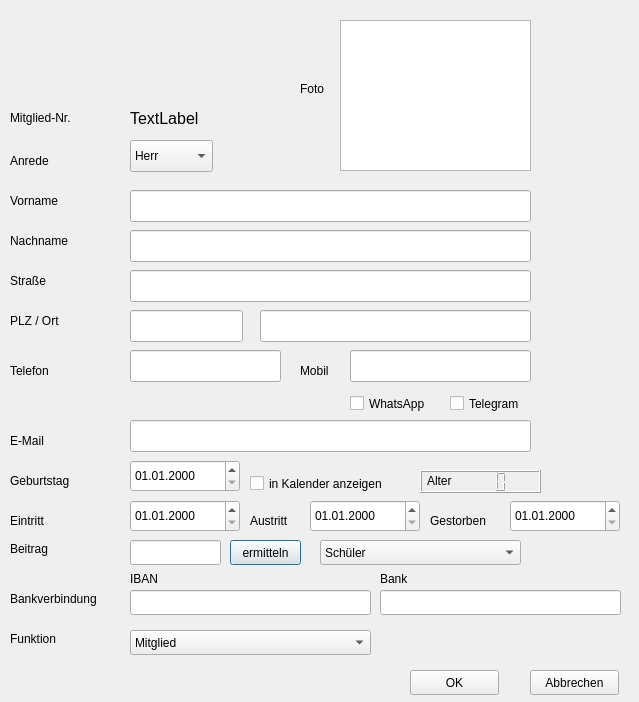
Stedi65/Modellflugvereinsverwaltung, file mfvv/Mitglied.ui: the form before one commit.
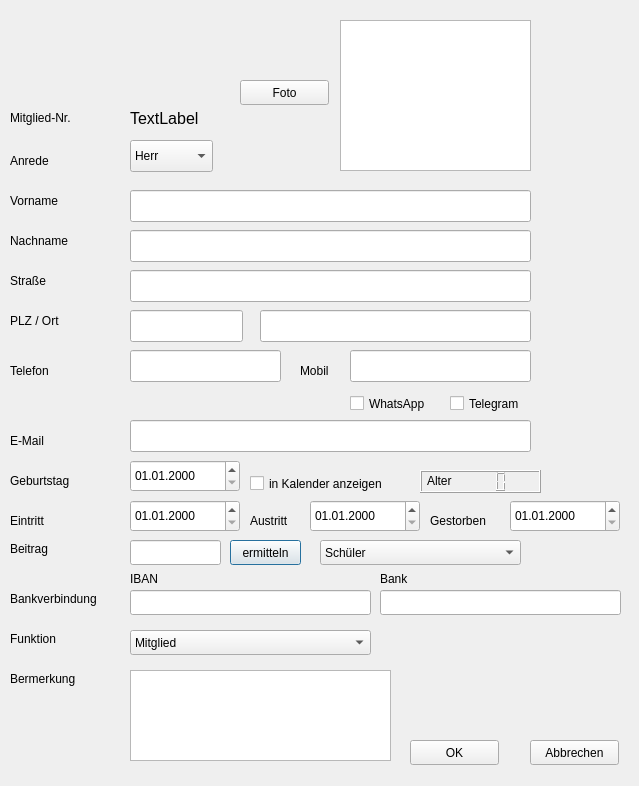
The form after the commit.

```diff
--- a/mfvv/Mitglied.ui
+++ b/mfvv/Mitglied.ui
@@ -7,7 +7,7 @@
     <x>0</x>
     <y>0</y>
     <width>639</width>
-    <height>702</height>
+    <height>786</height>
    </rect>
   </property>
   <property name="windowTitle">
@@ -644,7 +644,7 @@
    <property name="geometry">
     <rect>
      <x>410</x>
-     <y>670</y>
+     <y>740</y>
      <width>89</width>
      <height>25</height>
     </rect>
@@ -657,7 +657,7 @@
    <property name="geometry">
     <rect>
      <x>530</x>
-     <y>670</y>
+     <y>740</y>
      <width>89</width>
      <height>25</height>
     </rect>
@@ -676,19 +676,42 @@
     </rect>
    </property>
   </widget>
-  <widget class="QLabel" name="label_19">
+  <widget class="QPushButton" name="pb_Foto">
    <property name="geometry">
     <rect>
-     <x>300</x>
+     <x>240</x>
      <y>80</y>
-     <width>41</width>
-     <height>17</height>
+     <width>89</width>
+     <height>25</height>
     </rect>
    </property>
    <property name="text">
     <string>Foto</string>
    </property>
   </widget>
+  <widget class="QLabel" name="label_19">
+   <property name="geometry">
+    <rect>
+     <x>10</x>
+     <y>670</y>
+     <width>101</width>
+     <height>17</height>
+    </rect>
+   </property>
+   <property name="text">
+    <string>Bermerkung</string>
+   </property>
+  </widget>
+  <widget class="QTextEdit" name="textEdit">
+   <property name="geometry">
+    <rect>
+     <x>130</x>
+     <y>670</y>
+     <width>261</width>
+     <height>91</height>
+    </rect>
+   </property>
+  </widget>
  </widget>
  <resources/>
  <connections/>
```
Left out of the diff: 2 changed lines with no effect on the pictures.
